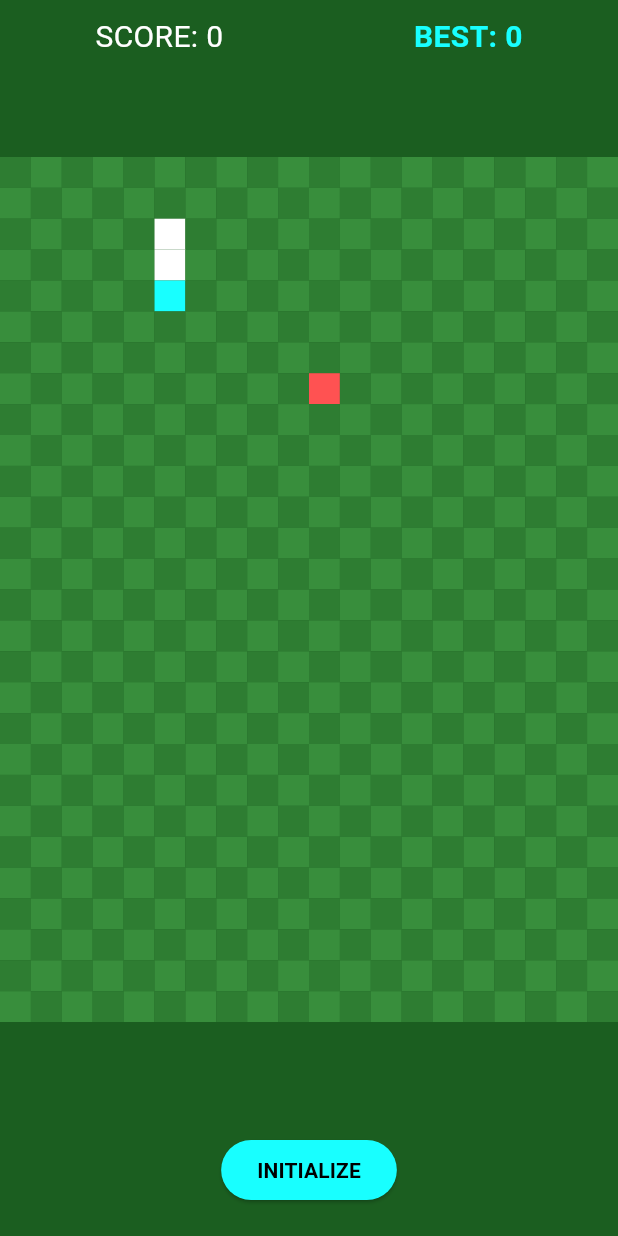
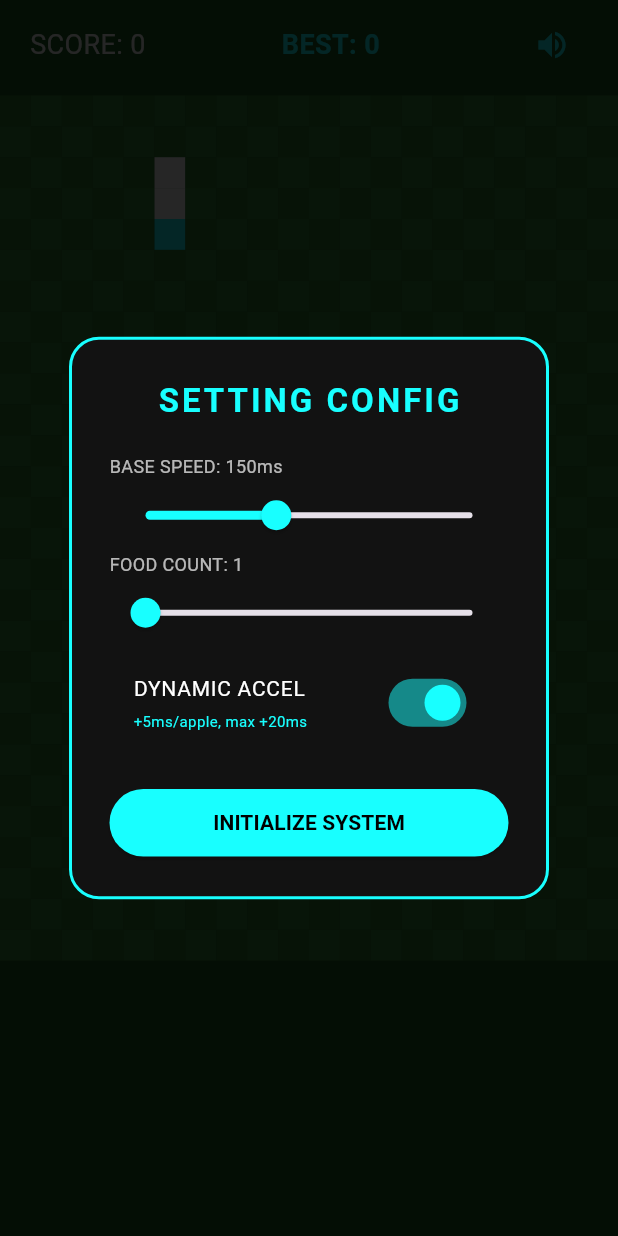
Before and after one commit to znso4pa/znso4pa_snake, a Flutter app: the screen it shows after launch, on a phone screen of 412 x 824 dp. Run offline on Flutter 3.47's test engine with Material 3 defaults, Android fonts, the phone set to English and light mode, and no system bars; our stand-ins replace audioplayers.

Commit message:
feat: complete v1.1.0 with WASD layout, BGM toggle, and result dialog

```diff
--- a/lib/main.dart
+++ b/lib/main.dart
@@ -19,8 +19,15 @@ class SnakeGame extends StatefulWidget {
 
 class _SnakeGameState extends State<SnakeGame> with WidgetsBindingObserver {
   static const int columnCount = 20;
+
+  bool _isShowingMenu = true;
+  double _baseSpeed = 150.0;
+  bool _accelerateOnEat = true;
+  int _foodCountSetting = 1;
+  List<int> _foods = [];
+  bool _isMusicOn = true; // 新增：控制 BGM 开关
+
   List<int> snake = [45, 65, 85];
-  int food = 150;
   var direction = 'down';
   final Queue<String> _directionQueue = Queue<String>();
 
@@ -49,35 +56,70 @@ class _SnakeGameState extends State<SnakeGame> with WidgetsBindingObserver {
     }
   }
 
+  // --- 新增：切换 BGM 开关的函数 ---
+  void _toggleMusic() async {
+    setState(() {
+      _isMusicOn = !_isMusicOn;
+    });
+    if (_isMusicOn) {
+      if (isPlaying) {
+        try {
+          await _audioPlayer.resume();
+        } catch (e) {
+          await _audioPlayer.play(AssetSource('bgm.mp3'));
+        }
+      }
+    } else {
+      await _audioPlayer.pause();
+    }
+  }
+
   void generateNewFood() {
     if (totalSlots == 0) return;
+    setState(() {
+      while (_foods.length < _foodCountSetting) {
         int newFood = Random().nextInt(totalSlots);
-    if (snake.contains(newFood)) {
-      generateNewFood();
-    } else {
-      setState(() => food = newFood);
+        if (!snake.contains(newFood) && !_foods.contains(newFood)) {
+          _foods.add(newFood);
         }
+      }
+    });
   }
 
   void startGame() async {
     if (isPlaying) return;
     _directionQueue.clear();
     _focusNode.requestFocus();
+    _foods.clear();
 
+    if (_isMusicOn) {
       try {
         await _audioPlayer.play(AssetSource('bgm.mp3'));
       } catch (e) {
         debugPrint("BGM Error: $e");
       }
+    }
 
     setState(() {
+      _isShowingMenu = false;
       isPlaying = true;
       snake = [45, 65, 85];
       direction = 'down';
       currentScore = 0;
+      generateNewFood();
     });
 
-    gameTimer = Timer.periodic(const Duration(milliseconds: 120), (Timer timer) {
+    _startTimer();
+  }
+
+  void _startTimer() {
+    gameTimer?.cancel();
+    int acceleration = min(currentScore * 5, 20);
+    int currentMs = _accelerateOnEat
+        ? max(40, _baseSpeed.toInt() - acceleration)
+        : _baseSpeed.toInt();
+
+    gameTimer = Timer.periodic(Duration(milliseconds: currentMs), (Timer timer) {
       updateSnake();
     });
   }
@@ -112,9 +154,11 @@ class _SnakeGameState extends State<SnakeGame> with WidgetsBindingObserver {
       }
 
       snake.add(nextHead);
-      if (nextHead == food) {
+      if (_foods.contains(nextHead)) {
+        _foods.remove(nextHead);
         currentScore++;
         generateNewFood();
+        if (_accelerateOnEat) _startTimer();
       } else {
         snake.removeAt(0);
       }
@@ -125,31 +169,47 @@ class _SnakeGameState extends State<SnakeGame> with WidgetsBindingObserver {
     gameTimer?.cancel();
     _audioPlayer.stop();
     if (currentScore > bestScore) bestScore = currentScore;
-    setState(() => isPlaying = false);
+    setState(() {
+      isPlaying = false;
+    });
 
     showDialog(
       context: context,
       barrierDismissible: false,
       builder: (context) => AlertDialog(
         backgroundColor: const Color(0xFF121212),
-        shape: RoundedRectangleBorder(side: const BorderSide(color: Colors.cyanAccent, width: 1)),
-        title: const Center(child: Text("FAIL", style: TextStyle(color: Colors.redAccent, fontSize: 32, fontWeight: FontWeight.bold))),
+        shape: RoundedRectangleBorder(side: const BorderSide(color: Colors.cyanAccent, width: 2), borderRadius: BorderRadius.circular(15)),
+        title: const Center(
+          child: Text("SYSTEM FAILURE", style: TextStyle(color: Colors.redAccent, fontSize: 24, fontWeight: FontWeight.bold, letterSpacing: 1.5)),
+        ),
         content: Column(
           mainAxisSize: MainAxisSize.min,
           children: [
-            Text("SCORE: $currentScore", style: const TextStyle(color: Colors.white)),
-            Text("BEST: $bestScore", style: const TextStyle(color: Colors.cyanAccent, fontWeight: FontWeight.bold)),
+            Text("SCORE: $currentScore", style: const TextStyle(color: Colors.white, fontSize: 18)),
+            const SizedBox(height: 5),
+            Text("BEST: $bestScore", style: const TextStyle(color: Colors.cyanAccent, fontSize: 18, fontWeight: FontWeight.bold)),
           ],
         ),
         actions: [
-          Center(
-            child: TextButton(
+          Row(
+            mainAxisAlignment: MainAxisAlignment.center,
+            children: [
+              TextButton(
                 onPressed: () {
                   Navigator.pop(context);
                   startGame();
                 },
-              child: const Text("RETRY", style: TextStyle(color: Colors.cyanAccent)),
+                child: const Text("RETRY", style: TextStyle(color: Colors.cyanAccent, fontWeight: FontWeight.bold)),
               ),
+              const SizedBox(width: 20),
+              TextButton(
+                onPressed: () {
+                  Navigator.pop(context);
+                  setState(() => _isShowingMenu = true);
+                },
+                child: const Text("CONFIG", style: TextStyle(color: Colors.white30, fontSize: 12)),
+              ),
+            ],
           )
         ],
       ),
@@ -181,8 +241,8 @@ class _SnakeGameState extends State<SnakeGame> with WidgetsBindingObserver {
     return Focus(
       focusNode: _focusNode,
       autofocus: true,
-      onKeyEvent: (FocusNode node, KeyEvent event) {
-        if (event is KeyDownEvent) {
+      onKeyEvent: (node, event) {
+        if (event is KeyDownEvent && !_isShowingMenu) {
           final key = event.logicalKey;
           if (key == LogicalKeyboardKey.arrowUp || key == LogicalKeyboardKey.keyW) {
             _handleDirectionChange('up');
@@ -192,9 +252,10 @@ class _SnakeGameState extends State<SnakeGame> with WidgetsBindingObserver {
             _handleDirectionChange('left');
           } else if (key == LogicalKeyboardKey.arrowRight || key == LogicalKeyboardKey.keyD) {
             _handleDirectionChange('right');
-          } else if (key == LogicalKeyboardKey.space || key == LogicalKeyboardKey.enter) {
-            if (!isPlaying) startGame();
           }
+          return KeyEventResult.handled;
+        } else if (event is KeyDownEvent && event.logicalKey == LogicalKeyboardKey.space && _isShowingMenu) {
+          startGame();
           return KeyEventResult.handled;
         }
         return KeyEventResult.ignored;
@@ -208,14 +269,15 @@ class _SnakeGameState extends State<SnakeGame> with WidgetsBindingObserver {
             rowCount = (playAreaHeight / cellSize).floor();
             totalSlots = columnCount * rowCount;
 
-            return Column(
+            return Stack(
+              children: [
+                Column(
                   children: [
                     _buildScoreBar(),
                     Expanded(
                       child: Center(
                         child: AspectRatio(
                           aspectRatio: columnCount / rowCount,
-                      child: RepaintBoundary(
                           child: GestureDetector(
                             onVerticalDragUpdate: (d) {
                               if (d.delta.dy > 5) _handleDirectionChange('down');
@@ -234,7 +296,7 @@ class _SnakeGameState extends State<SnakeGame> with WidgetsBindingObserver {
                               itemBuilder: (context, i) {
                                 final bool isSnakeHead = (i == snake.last);
                                 final bool isSnakeBody = !isSnakeHead && snake.contains(i);
-                              final bool isFood = (i == food);
+                                final bool isFood = _foods.contains(i);
 
                                 return Container(
                                   color: isSnakeHead
@@ -253,8 +315,10 @@ class _SnakeGameState extends State<SnakeGame> with WidgetsBindingObserver {
                         ),
                       ),
                     ),
+                    _buildControls(),
+                  ],
                 ),
-                _buildControls(),
+                if (_isShowingMenu) _buildConfigMenu(),
               ],
             );
           }),
@@ -263,14 +327,79 @@ class _SnakeGameState extends State<SnakeGame> with WidgetsBindingObserver {
     );
   }
 
+  Widget _buildConfigMenu() {
+    return Container(
+      color: Colors.black.withOpacity(0.85),
+      child: Center(
+        child: Container(
+          width: 320,
+          padding: const EdgeInsets.all(25),
+          decoration: BoxDecoration(
+            color: const Color(0xFF121212),
+            border: Border.all(color: Colors.cyanAccent, width: 2),
+            borderRadius: BorderRadius.circular(20),
+          ),
+          child: Column(
+            mainAxisSize: MainAxisSize.min,
+            children: [
+              const Text("SETTING CONFIG", style: TextStyle(color: Colors.cyanAccent, fontSize: 22, fontWeight: FontWeight.bold, letterSpacing: 2)),
+              const SizedBox(height: 20),
+              _menuSlider("BASE SPEED", _baseSpeed, 50, 300, (v) => setState(() => _baseSpeed = v), suffix: "ms"),
+              _menuSlider("FOOD COUNT", _foodCountSetting.toDouble(), 1, 8, (v) => setState(() => _foodCountSetting = v.toInt())),
+              SwitchListTile(
+                title: const Text("DYNAMIC ACCEL", style: TextStyle(color: Colors.white, fontSize: 14)),
+                subtitle: const Text("+5ms/apple, max +20ms", style: TextStyle(color: Colors.cyanAccent, fontSize: 10)),
+                value: _accelerateOnEat,
+                activeColor: Colors.cyanAccent,
+                onChanged: (v) => setState(() => _accelerateOnEat = v),
+              ),
+              const SizedBox(height: 20),
+              ElevatedButton(
+                style: ElevatedButton.styleFrom(
+                  backgroundColor: Colors.cyanAccent,
+                  minimumSize: const Size(double.infinity, 45),
+                ),
+                onPressed: startGame,
+                child: const Text("INITIALIZE SYSTEM", style: TextStyle(color: Colors.black, fontWeight: FontWeight.bold)),
+              ),
+            ],
+          ),
+        ),
+      ),
+    );
+  }
+
+  Widget _menuSlider(String label, double val, double min, double max, Function(double) onChanged, {String suffix = ""}) {
+    return Column(
+      crossAxisAlignment: CrossAxisAlignment.start,
+      children: [
+        Text("$label: ${val.toInt()}$suffix", style: const TextStyle(color: Colors.white70, fontSize: 12)),
+        Slider(
+          value: val, min: min, max: max,
+          activeColor: Colors.cyanAccent,
+          onChanged: onChanged,
+        ),
+      ],
+    );
+  }
+
+  // --- 关键修改：增加静音图标到 Score Bar ---
   Widget _buildScoreBar() {
-    return SizedBox(
-      height: 50,
+    return Container(
+      height: 60,
+      padding: const EdgeInsets.symmetric(horizontal: 20),
       child: Row(
-        mainAxisAlignment: MainAxisAlignment.spaceAround,
+        mainAxisAlignment: MainAxisAlignment.spaceBetween,
         children: [
-          Text("SCORE: $currentScore", style: const TextStyle(color: Colors.white, fontSize: 20)),
-          Text("BEST: $bestScore", style: const TextStyle(color: Colors.cyanAccent, fontSize: 20, fontWeight: FontWeight.bold)),
+          Text("SCORE: $currentScore", style: const TextStyle(color: Colors.white, fontSize: 18)),
+          Text("BEST: $bestScore", style: const TextStyle(color: Colors.cyanAccent, fontSize: 18, fontWeight: FontWeight.bold)),
+          IconButton(
+            icon: Icon(
+              _isMusicOn ? Icons.volume_up : Icons.volume_off,
+              color: _isMusicOn ? Colors.cyanAccent : Colors.white24,
+            ),
+            onPressed: _toggleMusic,
+          ),
         ],
       ),
     );
@@ -278,29 +407,25 @@ class _SnakeGameState extends State<SnakeGame> with WidgetsBindingObserver {
 
   Widget _buildControls() {
     return Container(
-      padding: const EdgeInsets.symmetric(vertical: 20),
+      padding: const EdgeInsets.only(bottom: 20, top: 10),
       child: isPlaying
-      ? Column(
-          children: [
-            _buildBtn('up', Icons.keyboard_arrow_up),
-            const SizedBox(height: 5),
-            Row(
+      ? Row(
           mainAxisAlignment: MainAxisAlignment.center,
           children: [
             _buildBtn('left', Icons.keyboard_arrow_left),
-                const SizedBox(width: 50),
+            const SizedBox(width: 15),
+            Column(
+              children: [
+                _buildBtn('up', Icons.keyboard_arrow_up),
+                const SizedBox(height: 15),
+                _buildBtn('down', Icons.keyboard_arrow_down),
+              ],
+            ),
+            const SizedBox(width: 15),
             _buildBtn('right', Icons.keyboard_arrow_right),
           ],
-            ),
-            const SizedBox(height: 5),
-            _buildBtn('down', Icons.keyboard_arrow_down),
-          ],
         )
-      : ElevatedButton(
-          style: ElevatedButton.styleFrom(backgroundColor: Colors.cyanAccent),
-          onPressed: startGame,
-          child: const Text("INITIALIZE", style: TextStyle(color: Colors.black, fontWeight: FontWeight.bold)),
-        ),
+      : const SizedBox(height: 150),
     );
   }
 
@@ -308,13 +433,13 @@ class _SnakeGameState extends State<SnakeGame> with WidgetsBindingObserver {
     return GestureDetector(
       onTap: () => _handleDirectionChange(dir),
       child: Container(
-        width: 55, height: 55,
+        width: 60, height: 60,
         decoration: BoxDecoration(
           color: Colors.white.withOpacity(0.1),
           border: Border.all(color: Colors.cyanAccent.withOpacity(0.5), width: 2),
-          borderRadius: BorderRadius.circular(10),
+          borderRadius: BorderRadius.circular(15),
         ),
-        child: Icon(icon, color: Colors.cyanAccent, size: 30),
+        child: Icon(icon, color: Colors.cyanAccent, size: 35),
       ),
     );
   }
```
Lines whose indentation alone changed are shown as unchanged.
